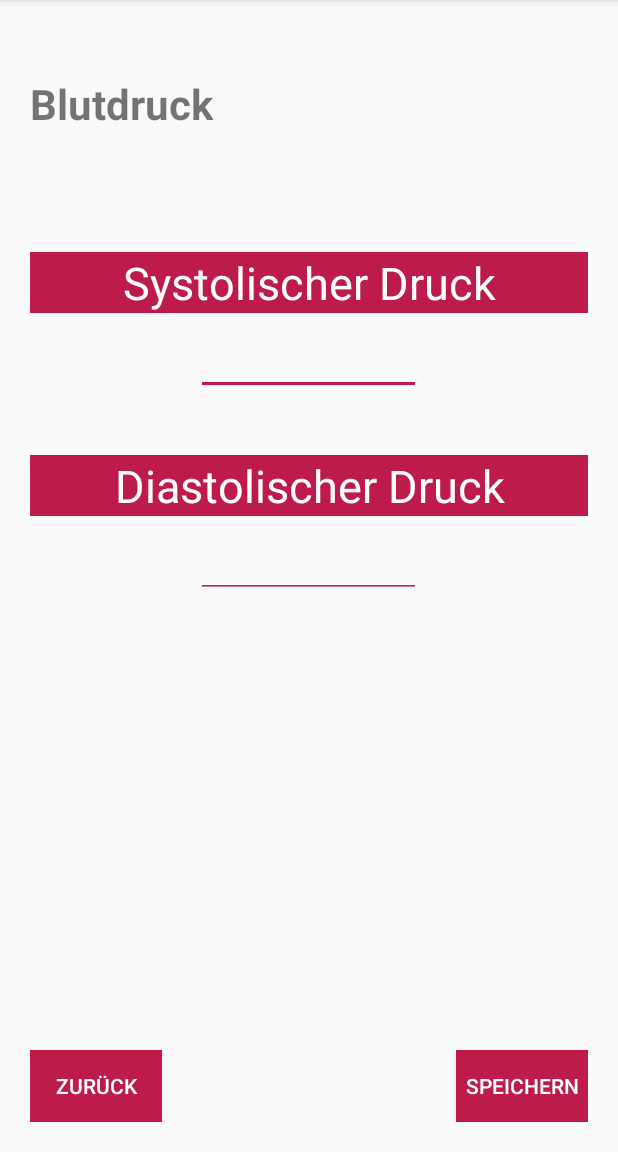
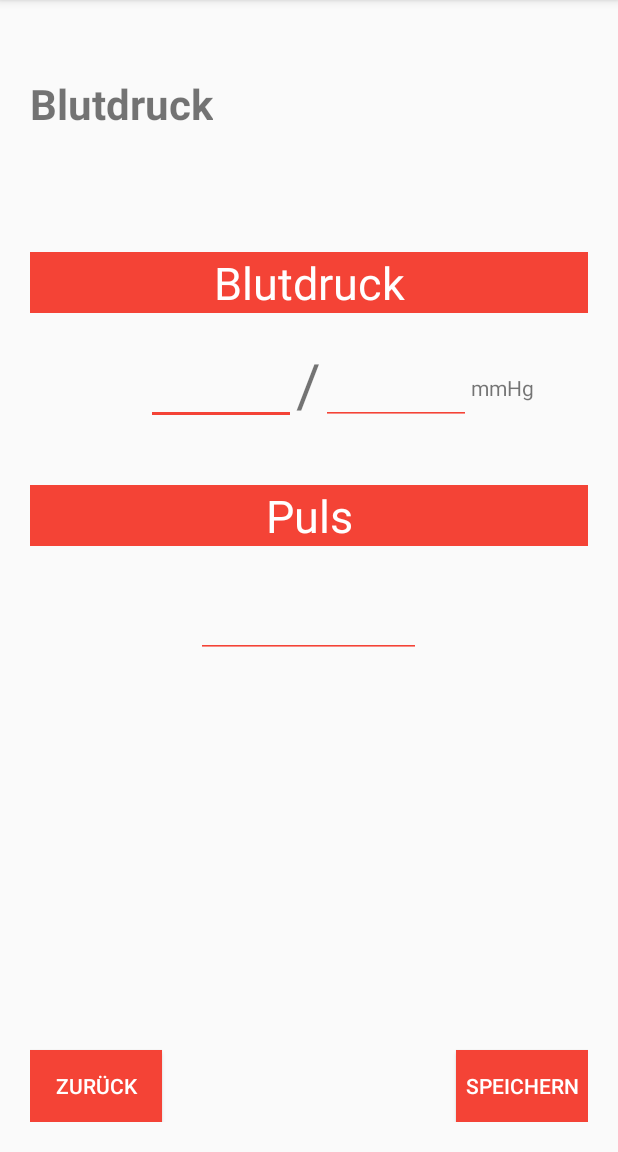
Before and after one commit to knesslau17/App, an Android app: the BlutdruckActivity screen opened directly, with no data from a screen before it, on a phone screen of 412 x 824 dp, the part 84-1236 px from its top. Run offline under Robolectric (Android 15) with nearby library versions, the phone set to English and light mode, and no system bars.

Commit message:
updated Activities Intents on all back-Buttons

```diff
--- a/app/src/main/java/com/example/observations/BlutdruckActivity.java
+++ b/app/src/main/java/com/example/observations/BlutdruckActivity.java
@@ -1,5 +1,6 @@
 package com.example.observations;
 
+import android.content.Intent;
 import android.support.v7.app.AppCompatActivity;
 import android.os.Bundle;
 import android.view.View;
@@ -26,5 +27,7 @@ public class BlutdruckActivity extends AppCompatActivity {
     }
 
     public void onClickSwitchToMain(View view) {
+        startActivity(new Intent(BlutdruckActivity.this, MainActivity.class));
+        BlutdruckActivity.this.finish();
     }
 }
--- a/app/src/main/java/com/example/observations/BlutzuckerActivity.java
+++ b/app/src/main/java/com/example/observations/BlutzuckerActivity.java
@@ -1,5 +1,6 @@
 package com.example.observations;
 
+import android.content.Intent;
 import android.support.v7.app.AppCompatActivity;
 import android.os.Bundle;
 import android.view.View;
@@ -27,5 +28,7 @@ public class BlutzuckerActivity extends AppCompatActivity {
     }
 
     public void onClickSwitchToMain(View view) {
+        startActivity(new Intent(BlutzuckerActivity.this, MainActivity.class));
+        BlutzuckerActivity.this.finish();
     }
 }
--- a/app/src/main/java/com/example/observations/MainActivity.java
+++ b/app/src/main/java/com/example/observations/MainActivity.java
@@ -16,12 +16,17 @@ public class MainActivity extends AppCompatActivity {
 
     public void onClickSwitchToRR(View view) {
         startActivity(new Intent(MainActivity.this, BlutdruckActivity.class));
+        MainActivity.this.finish();
     }
+
     public void onClickSwitchToBMI(View view) {
         startActivity(new Intent(MainActivity.this, BmiActivity.class));
+        MainActivity.this.finish();
     }
+
     public void onClickSwitchToBZ(View view) {
         startActivity(new Intent(MainActivity.this, BlutzuckerActivity.class));
+        MainActivity.this.finish();
     }
 
 
--- a/app/src/main/res/layout/activity_blutdruck.xml
+++ b/app/src/main/res/layout/activity_blutdruck.xml
@@ -6,27 +6,6 @@
     android:padding="20dp"
     tools:context=".BlutdruckActivity">
 
-    <Button
-        android:id="@+id/saveRR"
-        android:layout_width="wrap_content"
-        android:layout_height="wrap_content"
-        android:layout_alignParentEnd="true"
-        android:layout_alignParentBottom="true"
-        android:background="#BD1C4A"
-        android:onClick="onclickSaveRR"
-        android:text="@string/saveRR"
-        android:textColor="#FFFFFF" />
-
-    <Button
-        android:id="@+id/back"
-        android:layout_width="wrap_content"
-        android:layout_height="wrap_content"
-        android:layout_alignParentStart="true"
-        android:layout_alignParentBottom="true"
-        android:background="#BD1C4A"
-        android:onClick="onClickSwitchToMain"
-        android:text="@string/btnBack"
-        android:textColor="#FFFFFF" />
 
     <TextView
         android:id="@+id/headerBloodpressure"
@@ -38,62 +17,124 @@
         android:textStyle="bold" />
 
     <TextView
-        android:id="@+id/headingSystolic"
+        android:id="@+id/headingRR"
         android:layout_width="match_parent"
         android:layout_height="wrap_content"
-        android:layout_below="@+id/headerBloodpressure"
+        android:layout_below="@id/headerBloodpressure"
         android:layout_marginTop="80dp"
-        android:background="#BD1C4A"
+        android:background="#F44336"
         android:gravity="top|center_horizontal"
-        android:text="Systolischer Druck"
+        android:text="@string/headerRR"
+        android:textColor="#FFFFFF"
+        android:textSize="30sp" />
+
+        <RelativeLayout
+            android:id="@+id/relLayout"
+            android:layout_width="match_parent"
+            android:layout_height="wrap_content"
+            android:layout_below="@id/headingRR"
+            android:layout_centerHorizontal="true"
+            android:layout_marginTop="20dp">
+
+            <EditText
+                android:id="@+id/inputSystolic"
+                style="@android:style/Widget.DeviceDefault.EditText"
+                android:layout_width="100dp"
+                android:layout_height="wrap_content"
+                android:layout_toStartOf="@+id/textViewStrich"
+                android:background="?attr/editTextBackground"
+                android:backgroundTint="#F44336"
+                android:maxLength="3"
+                android:includeFontPadding="true"
+                android:inputType="numberDecimal"
+                android:paddingTop="10dp"
+                android:paddingBottom="10dp"
+                android:textColorHighlight="#FFFFFF"
+                android:textSize="25sp" />
+
+            <TextView
+                android:id="@+id/textViewStrich"
+                android:layout_width="wrap_content"
+                android:layout_height="wrap_content"
+                android:layout_centerHorizontal="true"
+                android:text="@string/strich"
+                android:textSize="40sp" />
+
+            <EditText
+                android:id="@+id/inputDiastolic"
+                style="@android:style/Widget.DeviceDefault.EditText"
+                android:layout_width="100dp"
+                android:layout_height="wrap_content"
+                android:layout_toEndOf="@id/textViewStrich"
+                android:background="?attr/editTextBackground"
+                android:backgroundTint="#F44336"
+                android:maxLength="3"
+                android:inputType="numberDecimal"
+                android:paddingTop="10dp"
+                android:paddingBottom="10dp"
+                android:textColorHighlight="#FFFFFF"
+                android:textSize="25sp" />
+
+            <TextView
+                android:id="@+id/textViewEinheitRR"
+                android:layout_width="wrap_content"
+                android:layout_height="wrap_content"
+                android:layout_marginTop="20dp"
+                android:layout_toEndOf="@id/inputDiastolic"
+                android:text="@string/einheitRR" />
+        </RelativeLayout>
+
+
+    <TextView
+        android:id="@+id/headingPulse"
+        android:layout_width="match_parent"
+        android:layout_height="wrap_content"
+        android:layout_below="@+id/relLayout"
+        android:layout_marginTop="40dp"
+        android:background="#F44336"
+        android:gravity="top|center_horizontal"
+        android:text="@string/headerPulse"
         android:textColor="#FFFFFF"
         android:textSize="30sp" />
 
     <EditText
-        android:id="@+id/inputSystolic"
+        android:id="@+id/inputPulse"
         style="@android:style/Widget.DeviceDefault.EditText"
         android:layout_width="150dp"
         android:layout_height="wrap_content"
-        android:layout_below="@+id/headingSystolic"
+        android:layout_below="@+id/headingPulse"
         android:layout_centerHorizontal="true"
+        android:layout_marginTop="20dp"
         android:background="?attr/editTextBackground"
-        android:backgroundTint="#BD1C4A"
-        android:ems="5"
+        android:backgroundTint="#F44336"
+        android:maxLength="3"
         android:inputType="numberDecimal"
         android:paddingTop="10dp"
         android:paddingBottom="10dp"
-        android:textColor="#1C78BD"
         android:textColorHighlight="#FFFFFF"
         android:textSize="25sp" />
 
-    <TextView
-        android:id="@+id/headingDiastolic"
-        android:layout_width="match_parent"
+    <Button
+        android:id="@+id/saveRR"
+        android:layout_width="wrap_content"
         android:layout_height="wrap_content"
-        android:layout_below="@+id/inputSystolic"
-        android:layout_marginTop="40dp"
-        android:background="#BD1C4A"
-        android:gravity="top|center_horizontal"
-        android:text="Diastolischer Druck"
-        android:textColor="#FFFFFF"
-        android:textSize="30sp" />
+        android:layout_alignParentEnd="true"
+        android:layout_alignParentBottom="true"
+        android:background="#F44336"
+        android:onClick="onclickSaveRR"
+        android:text="@string/saveRR"
+        android:textColor="#FFFFFF" />
 
-    <EditText
-        android:id="@+id/inputDiastolic"
-        style="@android:style/Widget.DeviceDefault.EditText"
-        android:layout_width="150dp"
+    <Button
+        android:id="@+id/back"
+        android:layout_width="wrap_content"
         android:layout_height="wrap_content"
-        android:layout_below="@+id/headingDiastolic"
-        android:layout_centerHorizontal="true"
-        android:background="?attr/editTextBackground"
-        android:backgroundTint="#BD1C4A"
-        android:ems="5"
-        android:inputType="numberDecimal"
-        android:paddingTop="10dp"
-        android:paddingBottom="10dp"
-        android:textColor="#1C78BD"
-        android:textColorHighlight="#FFFFFF"
-        android:textSize="25sp" />
+        android:layout_alignParentStart="true"
+        android:layout_alignParentBottom="true"
+        android:background="#F44336"
+        android:onClick="onClickSwitchToMain"
+        android:text="@string/btnBack"
+        android:textColor="#FFFFFF" />
 
 
 </android.widget.RelativeLayout>
--- a/app/src/main/res/values/strings.xml
+++ b/app/src/main/res/values/strings.xml
@@ -31,5 +31,9 @@
     <!-- RR Layout -->
     <string name="saveRR">"Speichern"</string>
     <string name="headerRR">"Blutdruck"</string>
+    <string name="strich">"/"</string>
+    <string name="einheitRR">"mmHg"</string>
+    <string name="headerPulse">"Puls"</string>
+    <string name="headerSubRR">"Blutdruck"</string>
 
 </resources>
--- a/app/src/main/res/values/styles.xml
+++ b/app/src/main/res/values/styles.xml
@@ -8,4 +8,5 @@
         <item name="colorAccent">@color/colorAccent</item>
     </style>
 
+
 </resources>
```
Also changed, not shown: app/src/main/AndroidManifest.xml (+12 -5 lines), app/src/main/java/com/example/observations/BmiActivity.java (+7 -6 lines), app/src/main/res/layout/activity_bmi.xml (+18 -24 lines), app/src/main/res/layout/activity_bz.xml (+9 -7 lines).
